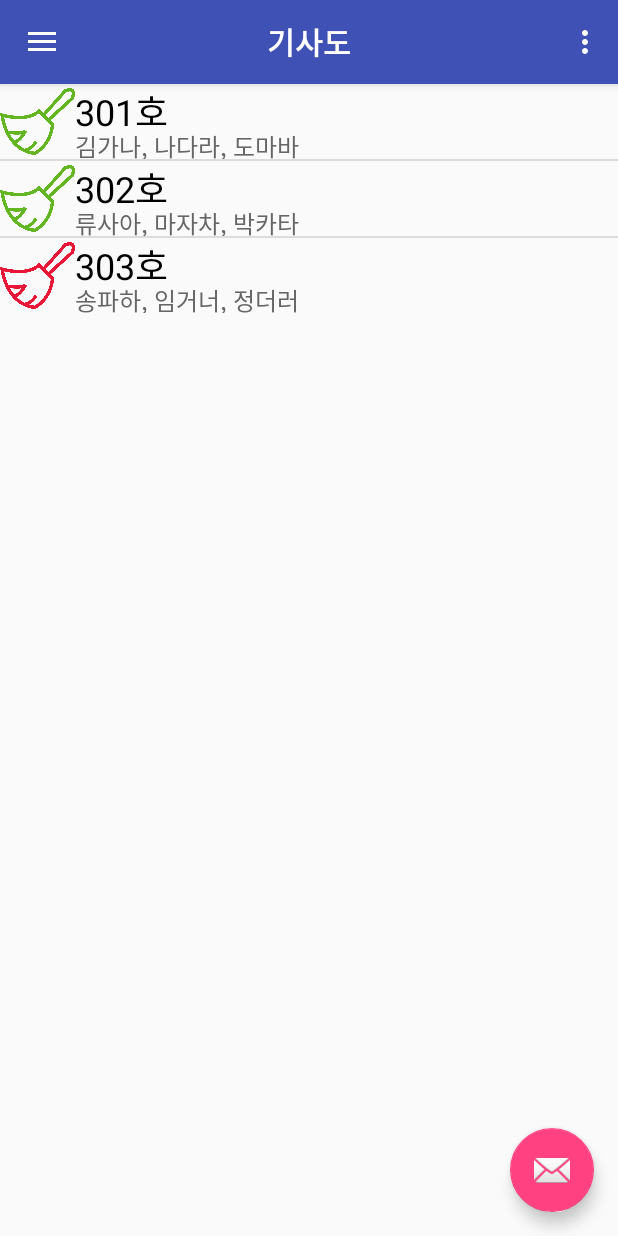
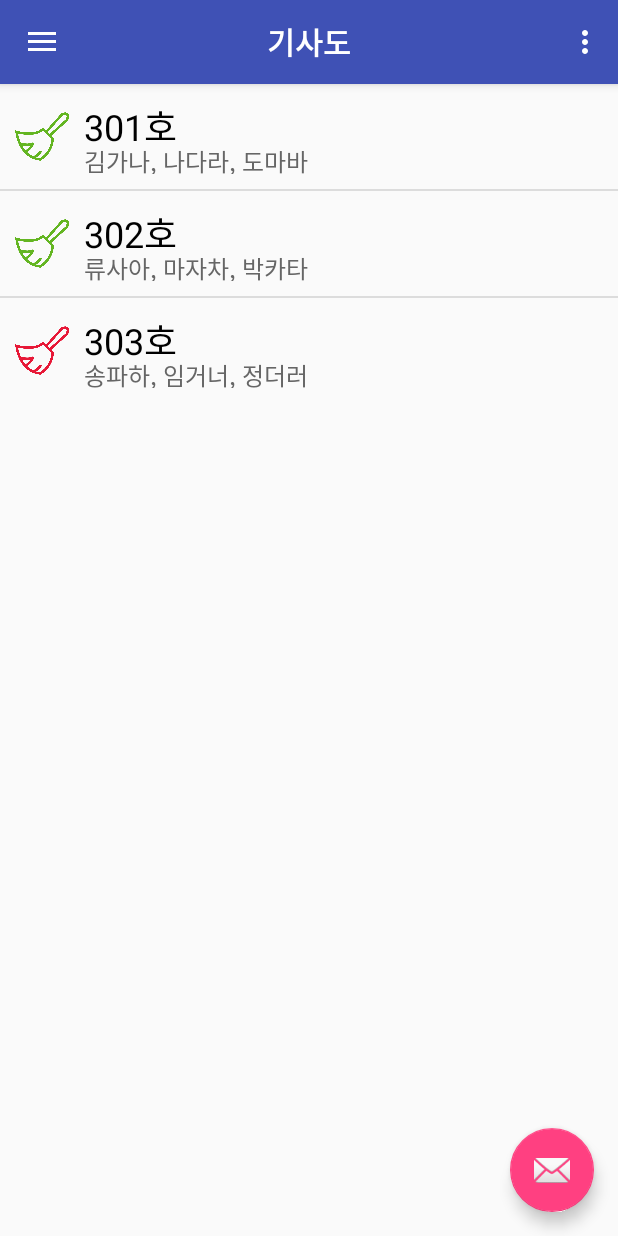
Before and after one commit to CHANMYUNG/SW-Camp-Hackathon-Chivalry, an Android app: the screen it shows after launch (MainActivity), on a phone screen of 412 x 824 dp. Run offline under Robolectric (Android 15) with nearby library versions, the phone set to English and light mode, and no system bars.

Commit message:
Modify ListView Visual in MainActivity

```diff
--- a/Chivalry/app/src/main/res/layout/content_main.xml
+++ b/Chivalry/app/src/main/res/layout/content_main.xml
@@ -1,5 +1,5 @@
 <?xml version="1.0" encoding="utf-8"?>
-<android.support.constraint.ConstraintLayout xmlns:android="http://schemas.android.com/apk/res/android"
+<LinearLayout xmlns:android="http://schemas.android.com/apk/res/android"
     xmlns:app="http://schemas.android.com/apk/res-auto"
     xmlns:tools="http://schemas.android.com/tools"
     android:layout_width="match_parent"
@@ -9,9 +9,11 @@
     tools:showIn="@layout/app_bar_main">
 
     <ListView
-        android:layout_width="wrap_content"
+        android:layout_width="match_parent"
         android:layout_height="wrap_content"
-        android:id="@+id/roomlistView">
+        android:id="@+id/roomlistView"
+        tools:layout_editor_absoluteY="0dp"
+        tools:layout_editor_absoluteX="8dp">
     </ListView>
 
-</android.support.constraint.ConstraintLayout>
+</LinearLayout>
--- a/Chivalry/app/src/main/res/layout/list_view_item.xml
+++ b/Chivalry/app/src/main/res/layout/list_view_item.xml
@@ -1,15 +1,18 @@
 <?xml version="1.0" encoding="utf-8"?>
 <LinearLayout xmlns:android="http://schemas.android.com/apk/res/android"
     android:orientation="horizontal" android:layout_width="match_parent"
-    android:layout_height="match_parent">
+    android:layout_height="match_parent" android:paddingBottom="10dp"
+    android:paddingTop="10dp">
     <ImageView
         android:layout_width="50dp"
         android:layout_height="50dp"
         android:id="@+id/imageview1"
         android:layout_gravity="end"
-        android:layout_weight="1"/>
+        android:layout_weight="1"
+        android:layout_marginLeft="10dp"
+        android:layout_marginRight="10dp"/>
     <LinearLayout
-        android:layout_width="wrap_content"
+        android:layout_width="match_parent"
         android:layout_height="match_parent"
         android:orientation="vertical"
         android:layout_weight="4">
```
